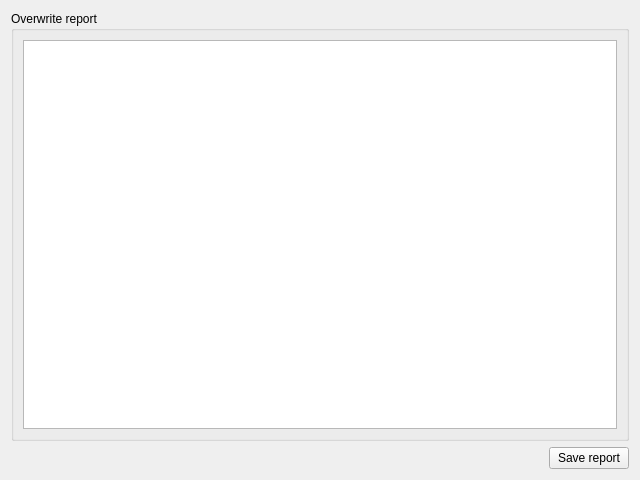
Qt form KuuraGUI/ResultsTab.ui (visuve/Tunkio) before a commit.
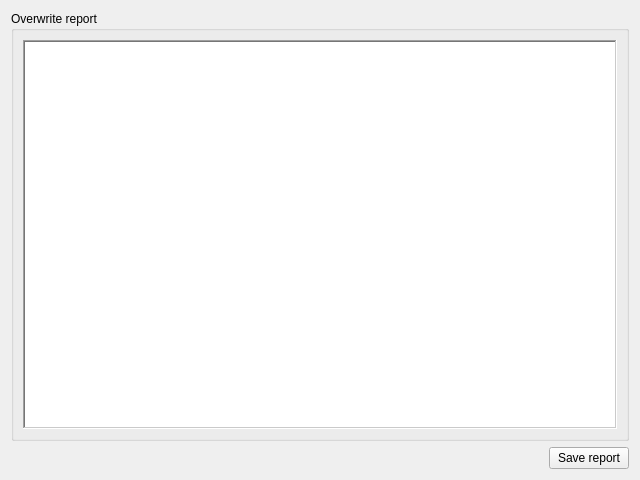
The same form after that commit.

```diff
--- a/KuuraGUI/ResultsTab.ui
+++ b/KuuraGUI/ResultsTab.ui
@@ -21,7 +21,11 @@
      </property>
      <layout class="QVBoxLayout" name="verticalLayout">
       <item>
-       <widget class="QTextEdit" name="textEditReport"/>
+       <widget class="QTextEdit" name="textEditReport">
+        <property name="frameShape">
+         <enum>QFrame::WinPanel</enum>
+        </property>
+       </widget>
       </item>
      </layout>
     </widget>
```
